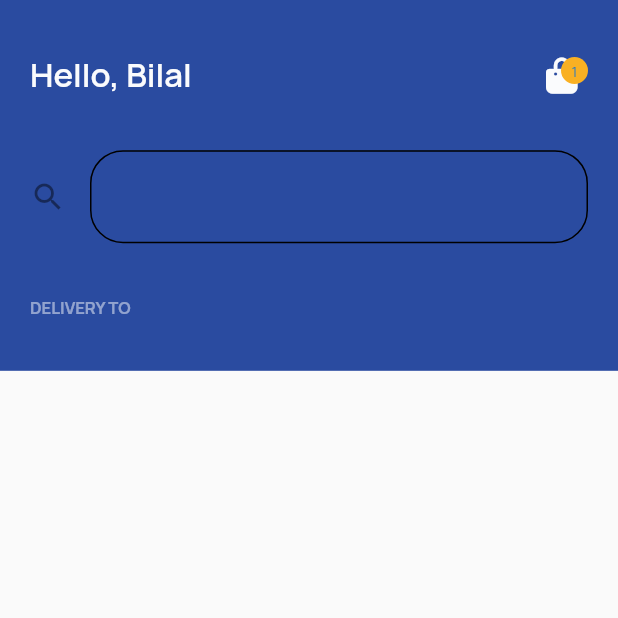
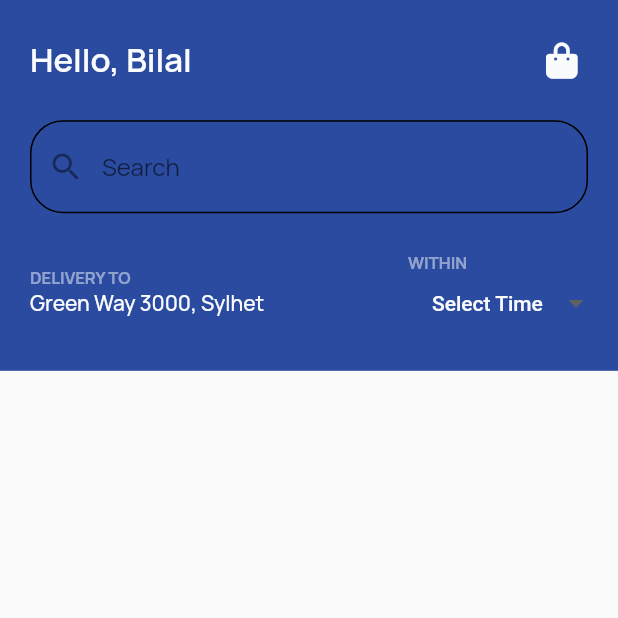
Before and after one commit to Bilal-05/Mini_Project_UI, a Flutter app: the MainMenuView screen opened by its route, on a phone screen of 412 x 824 dp, the top half of it. Run offline on Flutter 3.47's test engine with Material 2 defaults, Android fonts, the phone set to English and light mode, and no system bars; drawn by our look-alikes of dropdown_button2; our stand-ins replace font_awesome_flutter, lottie; project files that could hold a hidden picture were left out.

Commit message:
HomePage Started

```diff
--- a/lib/DataBases/InCart.dart
+++ b/lib/DataBases/InCart.dart
@@ -1,7 +1,5 @@
 // ignore_for_file: file_names
 
 class Cart {
-  static List inCart = [
-    {"itemName": "Lemons", "Quantity": 2, "Cost": 12.99},
-  ];
+  static List inCart = [];
 }
--- a/lib/Screens/MainMenuView/mainmenu_view.dart
+++ b/lib/Screens/MainMenuView/mainmenu_view.dart
@@ -1,7 +1,5 @@
 import 'package:flutter/material.dart';
-import 'package:mini_project/Constants/Colors.dart';
-import 'package:mini_project/DataBases/InCart.dart';
-import 'package:mini_project/Screens/MainMenuView/widget/name_and_cart.dart';
+import 'package:mini_project/Screens/MainMenuView/widget/FirstContainer_widgets/firstContainer_Combined.dart';
 
 class MainMenuView extends StatefulWidget {
   const MainMenuView({super.key});
@@ -11,90 +9,13 @@ class MainMenuView extends StatefulWidget {
 }
 
 class _MainMenuViewState extends State<MainMenuView> {
-  TextEditingController HomeController = TextEditingController();
-  late String text;
-  @override
-  void initState() {
-    HomeController = TextEditingController();
-    super.initState();
-  }
-
-  @override
-  void dispose() {
-    HomeController.dispose();
-    super.dispose();
-  }
-
-  void dropdownCallBack(String? selectedValue) {
-    if (selectedValue is String) {
-      setState(() {});
-    }
-  }
-
   @override
   Widget build(BuildContext context) {
-    return Scaffold(
+    return const Scaffold(
       body: SafeArea(
         child: Column(
           children: [
-            Container(
-              height: MediaQuery.of(context).size.height * 0.3,
-              color: PrimaryColors.primary1,
-              child: Column(
-                mainAxisSize: MainAxisSize.min,
-                mainAxisAlignment: MainAxisAlignment.spaceEvenly,
-                children: [
-                  Container(
-                    margin: const EdgeInsets.only(left: 20, right: 20),
-                    child: FirstRow(itemNumber: Cart.inCart.length),
-                  ),
-                  Container(
-                    margin: const EdgeInsets.only(left: 20, right: 20),
-                    child: TextField(
-                      decoration: InputDecoration(
-                        fillColor: Colors.white,
-                        enabledBorder: OutlineInputBorder(
-                          borderRadius: BorderRadius.circular(22),
-                        ),
-                        focusedBorder: OutlineInputBorder(
-                          borderRadius: BorderRadius.circular(22),
-                          borderSide: const BorderSide(
-                              color: PrimaryColors.primary2, width: 3),
-                        ),
-                        icon: const Icon(Icons.search),
-                      ),
-                      controller: HomeController,
-                      onSubmitted: (String value) {
-                        setState(() {
-                          text = HomeController.text;
-                        });
-                      },
-                    ),
-                  ),
-                  Row(
-                    children: [
-                      Container(
-                        margin: const EdgeInsets.only(left: 20, right: 20),
-                        child: const Column(
-                          children: [
-                            Opacity(
-                              opacity: 0.50,
-                              child: Text(
-                                "DELIVERY TO",
-                                style: TextStyle(
-                                    fontSize: 11,
-                                    fontWeight: FontWeight.w700,
-                                    color: TextColors.textColor1),
-                              ),
-                            ),
-                          ],
-                        ),
-                      ),
-                    ],
-                  )
-                ],
-              ),
-            ),
+            FirstContainer(),
           ],
         ),
       ),
--- /dev/null
+++ b/lib/Screens/MainMenuView/widget/FirstContainer_widgets/firstContainer_Combined.dart
@@ -0,0 +1,35 @@
+import 'package:flutter/material.dart';
+import 'package:mini_project/Constants/Colors.dart';
+import 'package:mini_project/DataBases/InCart.dart';
+import 'firstRow_Info.dart';
+import 'secondRow_Info.dart';
+import 'thirdRow_Info.dart';
+
+class FirstContainer extends StatefulWidget {
+  const FirstContainer({super.key});
+
+  @override
+  State<FirstContainer> createState() => _FirstContainerState();
+}
+
+class _FirstContainerState extends State<FirstContainer> {
+  @override
+  Widget build(BuildContext context) {
+    return Container(
+      height: MediaQuery.of(context).size.height * 0.3,
+      color: PrimaryColors.primary1,
+      child: Column(
+        mainAxisSize: MainAxisSize.min,
+        mainAxisAlignment: MainAxisAlignment.spaceEvenly,
+        children: [
+          Container(
+            margin: const EdgeInsets.only(left: 20, right: 20),
+            child: FirstRow(itemNumber: Cart.inCart.length),
+          ),
+          const SecondRow(),
+          const ThirdRow()
+        ],
+      ),
+    );
+  }
+}
--- /dev/null
+++ b/lib/Screens/MainMenuView/widget/FirstContainer_widgets/secondRow_Info.dart
@@ -0,0 +1,56 @@
+import 'package:flutter/material.dart';
+import 'package:font_awesome_flutter/font_awesome_flutter.dart';
+
+import 'package:mini_project/Constants/Colors.dart';
+
+class SecondRow extends StatefulWidget {
+  const SecondRow({super.key});
+
+  @override
+  State<SecondRow> createState() => _SecondRowState();
+}
+
+class _SecondRowState extends State<SecondRow> {
+  TextEditingController HomeController = TextEditingController();
+  late String text;
+  @override
+  void initState() {
+    HomeController = TextEditingController();
+    super.initState();
+  }
+
+  @override
+  void dispose() {
+    HomeController.dispose();
+    super.dispose();
+  }
+
+  @override
+  Widget build(BuildContext context) {
+    return Container(
+      margin: const EdgeInsets.only(left: 20, right: 20),
+      child: TextField(
+        decoration: InputDecoration(
+          hintText: "Search",
+          prefixIcon: const Icon(Icons.search_sharp),
+          fillColor: Colors.white,
+          enabledBorder: OutlineInputBorder(
+            borderRadius: BorderRadius.circular(22),
+          ),
+          focusedBorder: OutlineInputBorder(
+            borderRadius: BorderRadius.circular(22),
+            borderSide:
+                const BorderSide(color: PrimaryColors.primary2, width: 3),
+          ),
+        ),
+        controller: HomeController,
+        onSubmitted: (String value) {
+          setState(() {
+            text = HomeController.text;
+            HomeController.clear();
+          });
+        },
+      ),
+    );
+  }
+}
--- /dev/null
+++ b/lib/Screens/MainMenuView/widget/FirstContainer_widgets/thirdRow_Info.dart
@@ -0,0 +1,126 @@
+import 'package:dropdown_button2/dropdown_button2.dart';
+import 'package:flutter/material.dart';
+import 'package:mini_project/Constants/Colors.dart';
+
+class ThirdRo extends StatelessWidget {
+  const ThirdRo({super.key});
+
+  @override
+  Widget build(BuildContext context) {
+    return Placeholder();
+  }
+}
+
+class ThirdRow extends StatefulWidget {
+  const ThirdRow({super.key});
+
+  @override
+  State<ThirdRow> createState() => _ThirdRowState();
+}
+
+class _ThirdRowState extends State<ThirdRow> {
+  final List<String> items = [
+    '30 Minutes',
+    '1 Hour',
+    '2 Hours',
+    '3 Hours',
+  ];
+  String? selectedValue;
+
+  @override
+  Widget build(BuildContext context) {
+    return Row(
+      mainAxisAlignment: MainAxisAlignment.spaceBetween,
+      children: [
+        Container(
+          margin: const EdgeInsets.only(left: 20, right: 20),
+          child: const Column(
+            crossAxisAlignment: CrossAxisAlignment.start,
+            mainAxisSize: MainAxisSize.min,
+            children: [
+              Opacity(
+                opacity: 0.50,
+                child: Text(
+                  "DELIVERY TO",
+                  style: TextStyle(
+                      fontSize: 11,
+                      fontWeight: FontWeight.w700,
+                      color: TextColors.textColor1),
+                ),
+              ),
+              Text(
+                "Green Way 3000, Sylhet",
+                style: TextStyle(
+                    fontSize: 14,
+                    fontWeight: FontWeight.w500,
+                    color: TextColors.textColor1),
+              )
+            ],
+          ),
+        ),
+        SizedBox(
+          child: Column(
+            crossAxisAlignment: CrossAxisAlignment.start,
+            mainAxisSize: MainAxisSize.min,
+            children: [
+              const Opacity(
+                opacity: 0.50,
+                child: Text(
+                  "WITHIN",
+                  style: TextStyle(
+                      fontSize: 11,
+                      fontWeight: FontWeight.w700,
+                      color: TextColors.textColor1),
+                ),
+              ),
+              DropdownButtonHideUnderline(
+                child: DropdownButton2<String>(
+                  style: const TextStyle(
+                    color: TextColors.textColor1,
+                  ),
+                  isDense: true,
+                  isExpanded: true,
+                  hint: const Text(
+                    'Select Time',
+                    style: TextStyle(
+                        fontSize: 14,
+                        color: TextColors.textColor1,
+                        fontWeight: FontWeight.w500),
+                  ),
+                  items: items
+                      .map((String item) => DropdownMenuItem<String>(
+                            value: item,
+                            child: Text(
+                              item,
+                              style: const TextStyle(
+                                fontSize: 14,
+                                fontWeight: FontWeight.w500,
+                              ),
+                            ),
+                          ))
+                      .toList(),
+                  value: selectedValue,
+                  onChanged: (String? value) {
+                    setState(() {
+                      selectedValue = value;
+                    });
+                  },
+                  buttonStyleData: const ButtonStyleData(
+                    padding: EdgeInsets.symmetric(horizontal: 16),
+                    height: 40,
+                    width: 140,
+                  ),
+                  dropdownStyleData: const DropdownStyleData(
+                      decoration: BoxDecoration(color: PrimaryColors.primary1)),
+                  menuItemStyleData: const MenuItemStyleData(
+                    height: 40,
+                  ),
+                ),
+              ),
+            ],
+          ),
+        ),
+      ],
+    );
+  }
+}
--- a/lib/Screens/OnBoardingView/onboarding_view.dart
+++ b/lib/Screens/OnBoardingView/onboarding_view.dart
@@ -75,7 +75,7 @@ class _OnBoardingViewState extends State<OnBoardingView> {
                             : const Text("data"),
                   ),
                   Container(
-                    margin: const EdgeInsets.symmetric(vertical: 30),
+                    margin: const EdgeInsets.symmetric(vertical: 20),
                     height: MediaQuery.of(context).size.height * 0.3,
                     width: MediaQuery.of(context).size.width * 0.7,
                     child: Lottie.asset(images[index]),
```
Also changed, not shown: lib/Screens/MainMenuView/widget/FirstContainer_widgets/firstRow_Info.dart (renamed from lib/Screens/MainMenuView/widget/name_and_cart.dart).
